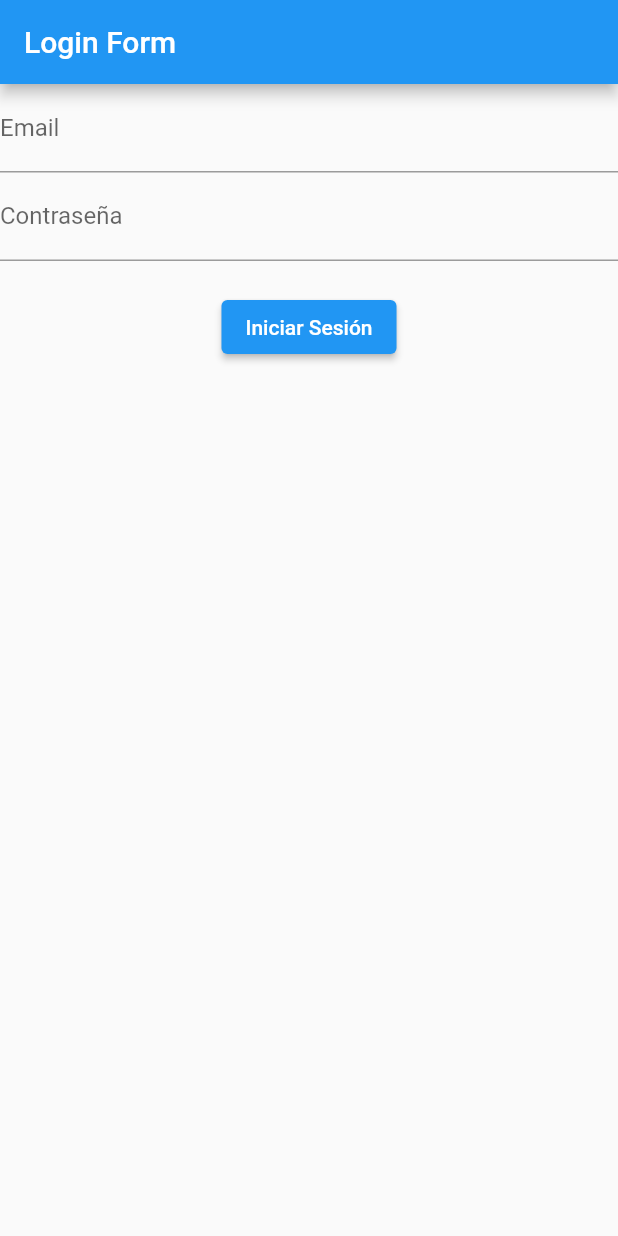
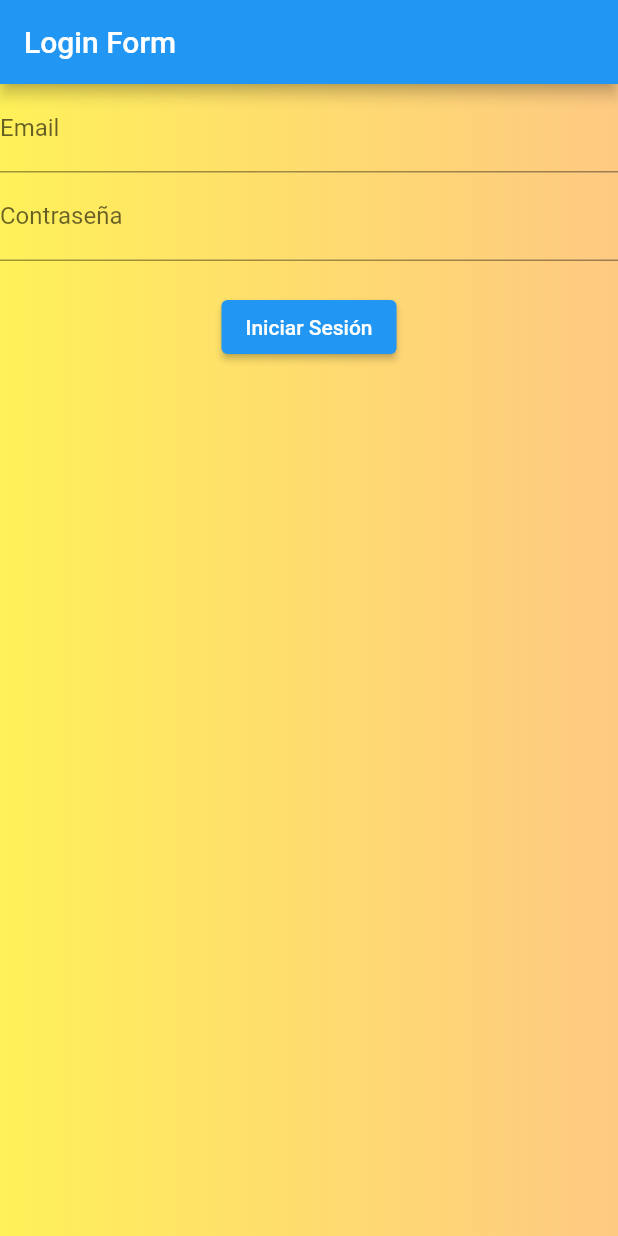
Before and after one commit to ISIS3510-202320-Team31/Flutter, a Flutter app: the screen it shows after launch, on a phone screen of 412 x 824 dp. Run offline on Flutter 3.47's test engine with Material 2 defaults, Android fonts, the phone set to English and light mode, and no system bars; project files that could hold a hidden picture were left out.

Commit message:
Update: fonts added AND login with background
Fonts ready to use!

Our fonts were added, and the Login background was reset to the original yellow-orange one

```diff
--- a/lib/Calendar.dart
+++ b/lib/Calendar.dart
@@ -21,8 +21,8 @@ class Calendar extends StatelessWidget {
                 "VISTA DEL CALENDAR",
                 style: TextStyle(
                   fontSize: 30, // Tamaño de fuente deseado
-                  fontFamily: "Arial", // Fuente deseada
-                  fontWeight: FontWeight.bold, // Peso de la fuente
+                  fontFamily: "Jost", // Fuente deseada
+                  fontWeight: FontWeight.bold, // Peso de la fuente en negrita
                   color: Colors.black, // Color del texto (opcional)
                 ),
               ),
--- a/lib/Create.dart
+++ b/lib/Create.dart
@@ -18,11 +18,10 @@ class Create extends StatelessWidget {
             mainAxisSize: MainAxisSize.min,
             children: [
               Text(
-                "VISTA DEL CREATE",
+                "VISTA DE CREAR",
                 style: TextStyle(
                   fontSize: 30, // Tamaño de fuente deseado
-                  fontFamily: "Arial", // Fuente deseada
-                  fontWeight: FontWeight.bold, // Peso de la fuente
+                  fontFamily: "Montserrat", // Fuente deseada
                   color: Colors.black, // Color del texto (opcional)
                 ),
               ),
--- a/lib/Find.dart
+++ b/lib/Find.dart
@@ -21,8 +21,7 @@ class Find extends StatelessWidget {
                 "VISTA DE ENCONTRAR",
                 style: TextStyle(
                   fontSize: 30, // Tamaño de fuente deseado
-                  fontFamily: "Arial", // Fuente deseada
-                  fontWeight: FontWeight.bold, // Peso de la fuente
+                  fontFamily: "Montserrat", // Fuente deseada
                   color: Colors.black, // Color del texto (opcional)
                 ),
               ),
--- a/lib/Login.dart
+++ b/lib/Login.dart
@@ -29,7 +29,16 @@ class _LoginFormState extends State<LoginForm> {
       appBar: AppBar(
         title: Text('Login Form'),
       ),
-      body: Form(
+      body: Stack(
+        children: <Widget>[
+          Container(
+            decoration: BoxDecoration(
+              gradient: LinearGradient(
+                colors: [appTheme.primaryColor, appTheme.secondaryHeaderColor], // Cambia estos colores según tus preferencias
+              ),
+            ),
+          ),
+          Form(
             key: _formKey,
             child: Column(
               children: <Widget>[
@@ -88,6 +97,8 @@ class _LoginFormState extends State<LoginForm> {
               ],
             ),
           ),
+        ],
+      ),
     );
   }
 }
--- a/lib/Profile.dart
+++ b/lib/Profile.dart
@@ -21,8 +21,7 @@ class Profile extends StatelessWidget {
                 "VISTA DEL PERFIL",
                 style: TextStyle(
                   fontSize: 30, // Tamaño de fuente deseado
-                  fontFamily: "Arial", // Fuente deseada
-                  fontWeight: FontWeight.bold, // Peso de la fuente
+                  fontFamily: "Jost", // Fuente deseada
                   color: Colors.black, // Color del texto (opcional)
                 ),
               ),
--- a/lib/main.dart
+++ b/lib/main.dart
@@ -27,8 +27,8 @@ ThemeData appTheme = ThemeData(
     unselectedWidgetColor:Color.fromARGB(255,162, 174, 187),
     hintColor:Color.fromARGB(255, 33, 150, 243),
 
-    /* Colors.tealAccent,*/
-    secondaryHeaderColor: Color.fromARGB(223, 255, 195, 113) /* Colors.teal*/
+    /* Background */
+    secondaryHeaderColor: Color.fromARGB(223, 255, 195, 113) /* Orage color just for background*/
 
 
     // fontFamily:
```
Also changed, not shown: lib/Database.dart (deleted, +0 -35 lines), pubspec.yaml (+21 -11 lines), assets/fonts/Jost-Bold.ttf (added), assets/fonts/Jost-Regular.ttf (added), assets/fonts/Montserrat-Italic.ttf (added), assets/fonts/Montserrat-Regular.ttf (added), assets/fonts/Poppins-Italic.ttf (added), assets/fonts/Poppins-Regular.ttf (added). Lines whose indentation alone changed are shown as unchanged.
